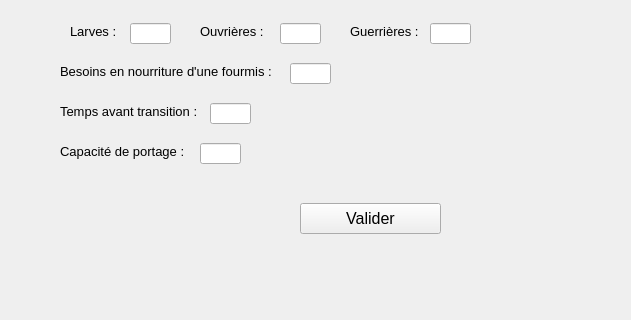
Old version of the form Fourmis/parameters.ui in the repository S-HENR/Projet_LP73; both pictures show x 0 to 631 and y 487 to 807 of the 747 by 807 pixel window.
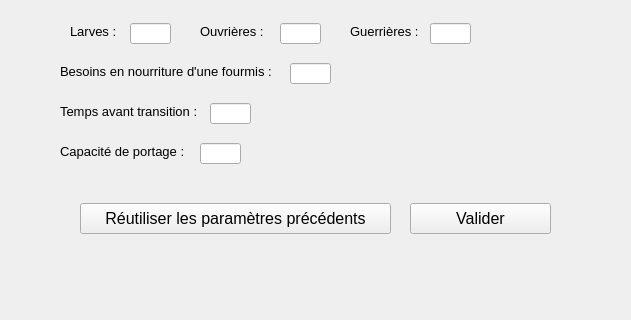
New version of the form.

Diff of the .ui file:
```diff
--- a/Fourmis/parameters.ui
+++ b/Fourmis/parameters.ui
@@ -552,7 +552,7 @@
    <widget class="QPushButton" name="pushButton">
     <property name="geometry">
      <rect>
-      <x>300</x>
+      <x>410</x>
       <y>690</y>
       <width>141</width>
       <height>31</height>
@@ -567,6 +567,24 @@
      <string>Valider</string>
     </property>
    </widget>
+   <widget class="QPushButton" name="pushButton_2">
+    <property name="geometry">
+     <rect>
+      <x>80</x>
+      <y>690</y>
+      <width>311</width>
+      <height>31</height>
+     </rect>
+    </property>
+    <property name="font">
+     <font>
+      <pointsize>12</pointsize>
+     </font>
+    </property>
+    <property name="text">
+     <string>Réutiliser les paramètres précédents</string>
+    </property>
+   </widget>
   </widget>
   <widget class="QMenuBar" name="menubar">
    <property name="geometry">
```
